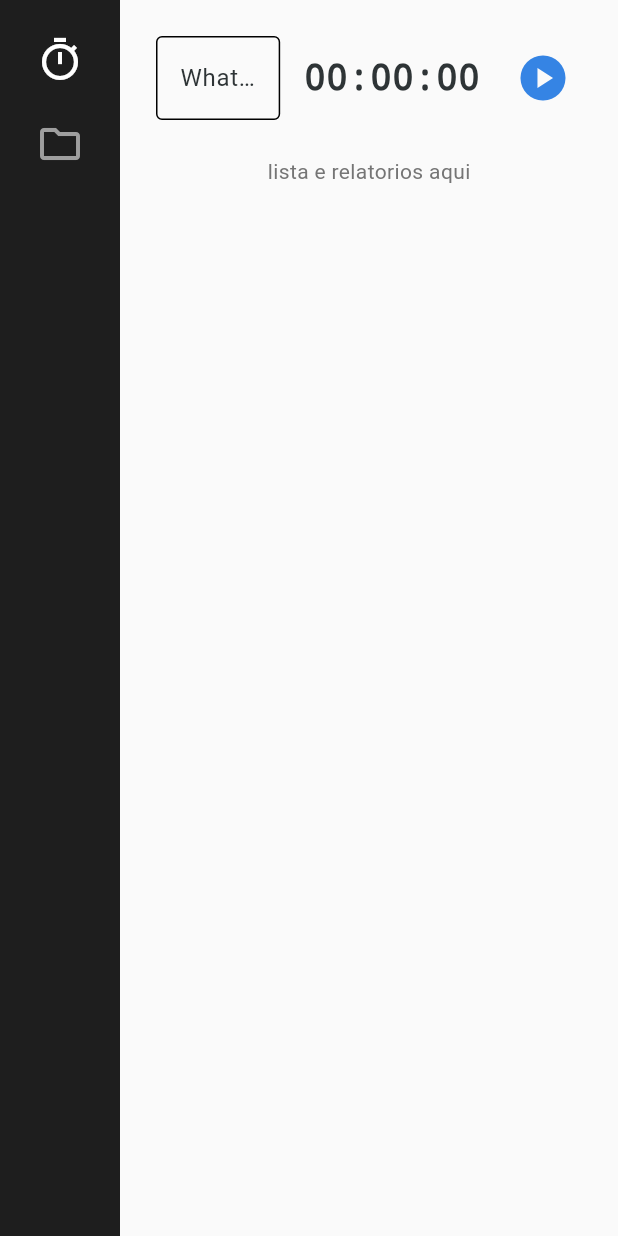
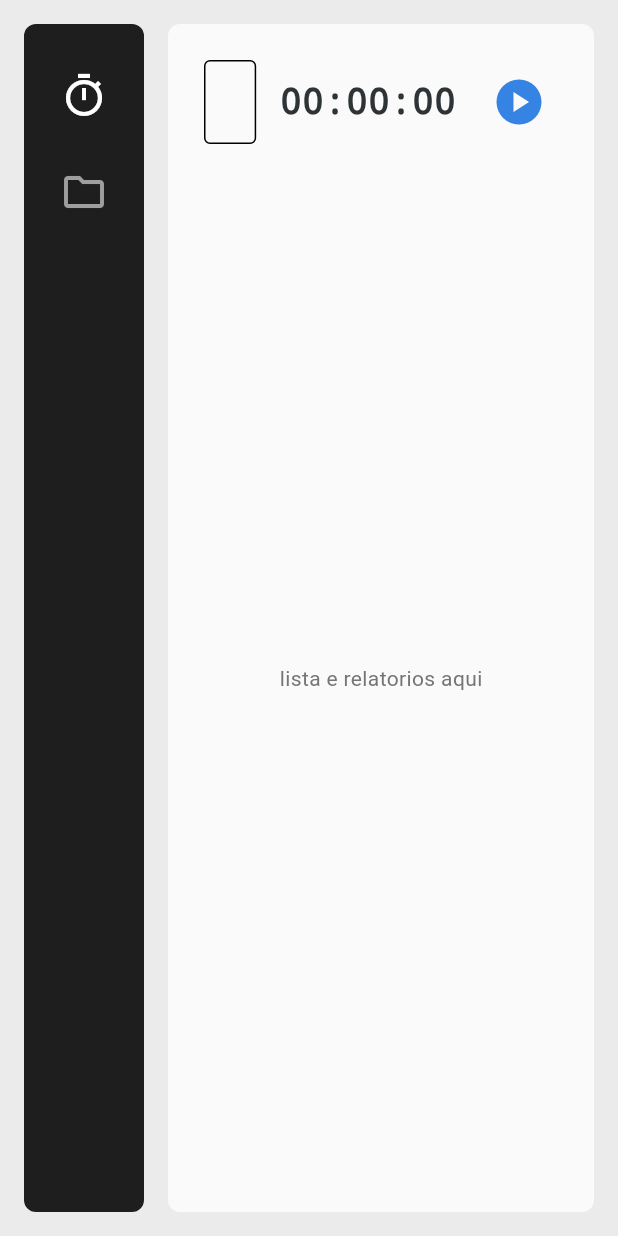
Before and after one commit to Sakemo/zenith_time, a Flutter app: the screen it shows after launch, on a phone screen of 412 x 824 dp. Run offline on Flutter 3.47's test engine with Material 3 defaults, Android fonts, the phone set to English and light mode, and no system bars; our stand-ins replace hive, hive_flutter; accounts and stored records are empty; Roboto replaces fonts that are missing (Cantarell).

Commit message:
feat: Implement MainShell for navigation and integrate ProjectsScreen and TrackerScreen feat: Add ProjectService for project management and CRUD operations feat: Enhance AppTheme with dialog theme customization feat: Refactor TrackerScreen layout and remove sidebar for improved UI feat: Update main.dart to include new services and set MainShell as home feat: Create ProjectsScreen for displaying and adding projects

```diff
--- a/lib/app/theme/app_theme.dart
+++ b/lib/app/theme/app_theme.dart
@@ -34,6 +34,10 @@ class AppTheme {
           fontSize: 16,
         ),
       ),
+
+      dialogTheme: DialogThemeData(
+        shape: RoundedRectangleBorder(borderRadius: BorderRadius.circular(8.0)),
+      ),
     );
   }
 }
--- /dev/null
+++ b/lib/app/ui/main_shell.dart
@@ -0,0 +1,88 @@
+import 'package:flutter/material.dart';
+import 'package:zenith_time/features/projects/ui/projects_screen.dart';
+import 'package:zenith_time/features/tracker/ui/tracker_screen.dart';
+import 'package:zenith_time/app/theme/app_theme.dart';
+
+enum AppScreen { tracker, projects }
+
+class MainShell extends StatefulWidget {
+  const MainShell({super.key});
+
+  @override
+  State<MainShell> createState() => _MainShellState();
+}
+
+class _MainShellState extends State<MainShell> {
+  AppScreen _currentScreen = AppScreen.tracker;
+
+  Widget _buildCurrentScreen() {
+    switch (_currentScreen) {
+      case AppScreen.tracker:
+        return const TrackerScreen();
+      case AppScreen.projects:
+        return const ProjectsScreen();
+    }
+  }
+
+  Widget _buildSidebar() {
+    return Container(
+      width: 80,
+      padding: const EdgeInsets.symmetric(vertical: 24.0),
+      decoration: BoxDecoration(
+        color: const Color(0xFF1e1e1e),
+        borderRadius: BorderRadius.circular(8.0),
+      ),
+      child: Column(
+        children: [
+          IconButton(
+            icon: Icon(
+              Icons.timer_outlined,
+              color: _currentScreen == AppScreen.tracker
+                  ? Colors.white
+                  : Colors.grey,
+              size: 32,
+            ),
+            onPressed: () => setState(() => _currentScreen = AppScreen.tracker),
+          ),
+          const SizedBox(height: 16),
+          IconButton(
+            icon: Icon(
+              Icons.folder_outlined,
+              color: _currentScreen == AppScreen.projects
+                  ? Colors.white
+                  : Colors.grey,
+              size: 32,
+            ),
+            onPressed: () =>
+                setState(() => _currentScreen = AppScreen.projects),
+          ),
+        ],
+      ),
+    );
+  }
+
+  @override
+  Widget build(BuildContext context) {
+    return Scaffold(
+      backgroundColor: AppTheme.adwaitaHeaderBar,
+      body: Padding(
+        padding: const EdgeInsets.all(16.0),
+        child: Row(
+          children: [
+            _buildSidebar(),
+            const SizedBox(width: 16),
+            Expanded(
+              child: Container(
+                decoration: BoxDecoration(
+                  color: AppTheme.adwaitaBackground,
+                  borderRadius: BorderRadius.circular(8.0),
+                ),
+                child: _buildCurrentScreen(),
+              ),
+            ),
+          ],
+        ),
+      ),
+    );
+  }
+}
--- a/lib/features/tracker/ui/tracker_screen.dart
+++ b/lib/features/tracker/ui/tracker_screen.dart
@@ -24,25 +24,18 @@ class _TrackerScreenState extends State<TrackerScreen> {
   Widget build(BuildContext context) {
     return Consumer<TimerService>(
       builder: (context, timerService, child) {
-        return Scaffold(
-          body: Row(
-            children: [
-              _buildSidebar(),
-              Expanded(
-                child: Padding(
+        return Padding(
           padding: const EdgeInsets.all(24.0),
           child: Column(
             crossAxisAlignment: CrossAxisAlignment.start,
             children: [
               _buildActionToolbar(timerService),
               const SizedBox(height: 24),
-                      Center(
+              Expanded(
+                child: Center(
                   child: Text(
                     'lista e relatorios aqui',
                     style: TextStyle(color: Colors.grey.shade600),
-                        ),
-                      ),
-                    ],
                   ),
                 ),
               ),
@@ -53,20 +46,31 @@ class _TrackerScreenState extends State<TrackerScreen> {
     );
   }
 
-  Widget _buildSidebar() {
-    return Container(
-      width: 80,
-      color: const Color(0xFF1e1e1e),
-      child: const Column(
-        children: [
-          SizedBox(height: 24),
-          Icon(Icons.timer_outlined, color: Colors.white, size: 32),
-          SizedBox(height: 24),
-          Icon(Icons.folder_outlined, color: Colors.grey, size: 32),
-        ],
-      ),
-    );
-  }
+  // Widget _buildSidebar() {
+  //   return Container(
+  //     width: 80,
+  //     color: const Color(0xFF1e1e1e),
+  //     child: Column(
+  //       children: [
+  //         SizedBox(height: 24),
+  //         Icon(Icons.timer_outlined, color: Colors.white, size: 32),
+  //         SizedBox(height: 24),
+  //         IconButton(
+  //           icon: const Icon(
+  //             Icons.folder_outlined,
+  //             color: Colors.grey,
+  //             size: 32,
+  //           ),
+  //           onPressed: () {
+  //             Navigator.of(context).push(
+  //               MaterialPageRoute(builder: (context) => const ProjectsScreen()),
+  //             );
+  //           },
+  //         ),
+  //       ],
+  //     ),
+  //   );
+  // }
 
   String _formatDuration(Duration duration) {
     String twoDigits(int n) => n.toString().padLeft(2, '0');
--- a/lib/main.dart
+++ b/lib/main.dart
@@ -2,6 +2,10 @@ import 'package:flutter/material.dart';
 import 'package:hive_flutter/hive_flutter.dart';
 import 'package:provider/provider.dart';
 import 'package:zenith_time/app/theme/app_theme.dart';
+
+// services
+import 'package:zenith_time/features/projects/logic/project_service.dart';
+import 'package:zenith_time/features/tracker/logic/task_service.dart';
 
 //database
 import 'package:zenith_time/core/database/database_service.dart';
@@ -12,9 +16,8 @@ import 'package:zenith_time/core/models/task_model.dart';
 import 'package:zenith_time/core/models/time_entry_model.dart';
 
 //logic
-import 'package:zenith_time/features/tracker/logic/time_entry_service.dart';
 import 'package:zenith_time/features/tracker/logic/timer_service.dart';
-import 'package:zenith_time/features/tracker/ui/tracker_screen.dart';
+import 'package:zenith_time/app/ui/main_shell.dart';
 
 Future<void> main() async {
   WidgetsFlutterBinding.ensureInitialized();
@@ -35,13 +38,17 @@ class ZenithTimeApp extends StatelessWidget {
 
   @override
   Widget build(BuildContext context) {
-    return ChangeNotifierProvider(
-      create: (context) => TimerService(),
+    return MultiProvider(
+      providers: [
+        ChangeNotifierProvider(create: (context) => TimerService()),
+        Provider(create: (context) => ProjectService()),
+        Provider(create: (context) => TaskService()),
+      ],
       child: MaterialApp(
         debugShowCheckedModeBanner: false,
         title: 'Zenith Time',
         theme: AppTheme.themeData,
-        home: const TrackerScreen(),
+        home: const MainShell(),
       ),
     );
   }
```
Also changed, not shown: lib/features/projects/ui/projects_screen.dart (added, +94 -0 lines), lib/features/projects/logic/project_service.dart (renamed from lib/core/services/project.service.dart), 1 other file. Lines whose indentation alone changed are shown as unchanged.
